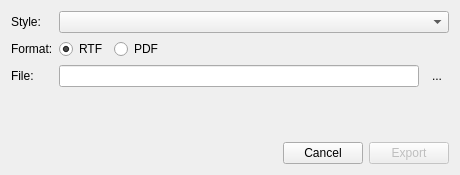
First picture: the form in src/bin/Scenarist/UserInterfaceLayer/Export/ExportDialog.ui, repository dimkanovikov/KITScenarist, before the edit.
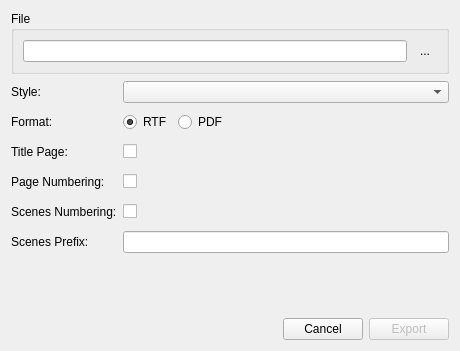
Second picture: the form after the edit. Icons and pictures are not drawn.

Commit message:
Improove export
* title page
* scenes prefix
* scenes numbers

Diff of the .ui file:
```diff
--- a/src/bin/Scenarist/UserInterfaceLayer/Export/ExportDialog.ui
+++ b/src/bin/Scenarist/UserInterfaceLayer/Export/ExportDialog.ui
@@ -7,23 +7,71 @@
     <x>0</x>
     <y>0</y>
     <width>460</width>
-    <height>175</height>
+    <height>351</height>
    </rect>
   </property>
   <property name="windowTitle">
    <string>Export Scenario</string>
   </property>
-  <layout class="QGridLayout" name="gridLayout_2">
-   <item row="0" column="0">
+  <layout class="QVBoxLayout" name="verticalLayout">
+   <item>
+    <widget class="QGroupBox" name="groupBox">
+     <property name="title">
+      <string>File</string>
+     </property>
+     <layout class="QHBoxLayout" name="horizontalLayout_3">
+      <item>
+       <widget class="QLineEdit" name="file">
+        <property name="text">
+         <string/>
+        </property>
+        <property name="readOnly">
+         <bool>true</bool>
+        </property>
+       </widget>
+      </item>
+      <item>
+       <widget class="QToolButton" name="browseFile">
+        <property name="toolTip">
+         <string>Browse...</string>
+        </property>
+        <property name="text">
+         <string>...</string>
+        </property>
+        <property name="icon">
+         <iconset resource="../../Resources/Resources.qrc">
+          <normaloff>:/Graphics/Icons/browse.png</normaloff>:/Graphics/Icons/browse.png</iconset>
+        </property>
+        <property name="iconSize">
+         <size>
+          <width>22</width>
+          <height>22</height>
+         </size>
+        </property>
+        <property name="autoRaise">
+         <bool>true</bool>
+        </property>
+       </widget>
+      </item>
+     </layout>
+    </widget>
+   </item>
+   <item>
     <layout class="QGridLayout" name="gridLayout">
      <item row="0" column="0">
       <widget class="QLabel" name="label">
+       <property name="minimumSize">
+        <size>
+         <width>0</width>
+         <height>24</height>
+        </size>
+       </property>
        <property name="text">
         <string>Style:</string>
        </property>
       </widget>
      </item>
-     <item row="0" column="1" colspan="2">
+     <item row="0" column="1">
       <widget class="QComboBox" name="styles">
        <property name="sizePolicy">
         <sizepolicy hsizetype="Expanding" vsizetype="Fixed">
@@ -35,12 +83,18 @@
      </item>
      <item row="1" column="0">
       <widget class="QLabel" name="label_2">
+       <property name="minimumSize">
+        <size>
+         <width>0</width>
+         <height>24</height>
+        </size>
+       </property>
        <property name="text">
         <string>Format:</string>
        </property>
       </widget>
      </item>
-     <item row="1" column="1" colspan="2">
+     <item row="1" column="1">
       <layout class="QHBoxLayout" name="horizontalLayout_2">
        <item>
         <widget class="QRadioButton" name="rtf">
@@ -75,48 +129,88 @@
       </layout>
      </item>
      <item row="2" column="0">
-      <widget class="QLabel" name="label_3">
+      <widget class="QLabel" name="label_4">
+       <property name="minimumSize">
+        <size>
+         <width>0</width>
+         <height>24</height>
+        </size>
+       </property>
        <property name="text">
-        <string>File:</string>
+        <string>Title Page:</string>
        </property>
       </widget>
      </item>
      <item row="2" column="1">
-      <widget class="QLineEdit" name="file">
+      <widget class="QCheckBox" name="title">
        <property name="text">
         <string/>
        </property>
-       <property name="readOnly">
-        <bool>true</bool>
+      </widget>
+     </item>
+     <item row="3" column="0">
+      <widget class="QLabel" name="label_5">
+       <property name="minimumSize">
+        <size>
+         <width>0</width>
+         <height>24</height>
+        </size>
        </property>
+       <property name="text">
+        <string>Page Numbering:</string>
+       </property>
       </widget>
      </item>
-     <item row="2" column="2">
-      <widget class="QToolButton" name="browseFile">
-       <property name="toolTip">
-        <string>Browse...</string>
+     <item row="3" column="1">
+      <widget class="QCheckBox" name="pageNumbering">
+       <property name="text">
+        <string/>
        </property>
+      </widget>
+     </item>
+     <item row="4" column="0">
+      <widget class="QLabel" name="label_6">
+       <property name="minimumSize">
+        <size>
+         <width>0</width>
+         <height>24</height>
+        </size>
+       </property>
        <property name="text">
-        <string>...</string>
+        <string>Scenes Numbering:</string>
        </property>
-       <property name="icon">
-        <iconset resource="../../Resources/Resources.qrc">
-         <normaloff>:/Graphics/Icons/browse.png</normaloff>:/Graphics/Icons/browse.png</iconset>
+      </widget>
+     </item>
+     <item row="4" column="1">
+      <widget class="QCheckBox" name="scenesNumbering">
+       <property name="text">
+        <string/>
        </property>
-       <property name="iconSize">
+      </widget>
+     </item>
+     <item row="5" column="0">
+      <widget class="QLabel" name="label_7">
+       <property name="minimumSize">
         <size>
-         <width>22</width>
-         <height>22</height>
+         <width>0</width>
+         <height>24</height>
         </size>
        </property>
-       <property name="autoRaise">
-        <bool>true</bool>
+       <property name="text">
+        <string>Scenes Prefix:</string>
+       </property>
+      </widget>
+     </item>
+     <item row="5" column="1">
+      <widget class="QLineEdit" name="scenesPrefix">
+       <property name="text">
+        <string/>
        </property>
       </widget>
      </item>
     </layout>
    </item>
-   <item row="1" column="0">
+   <item>
     <spacer name="verticalSpacer">
      <property name="orientation">
       <enum>Qt::Vertical</enum>
@@ -129,7 +223,7 @@
      </property>
     </spacer>
    </item>
-   <item row="2" column="0">
+   <item>
     <layout class="QHBoxLayout" name="horizontalLayout">
      <item>
       <spacer name="horizontalSpacer">
```
Left out of the diff: 9 changed lines with no effect on the pictures. The commit also changes 16 other files.
